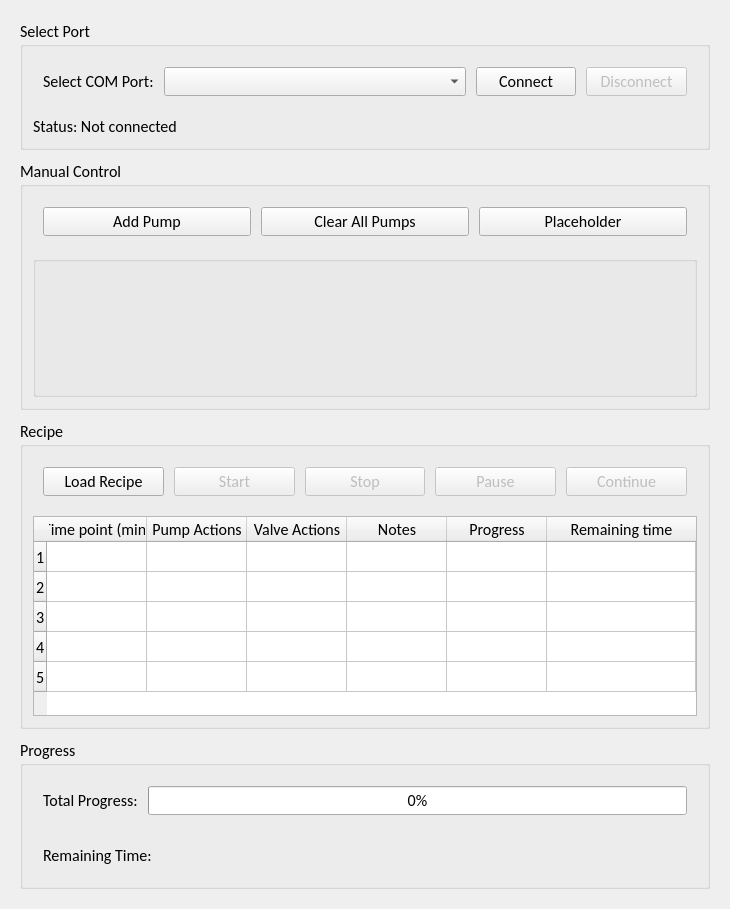
intel00000/EChem_Auto_Potential_Optimization, file pump_controller_gui/qt/ui_mainwindow.ui: the form before one commit.
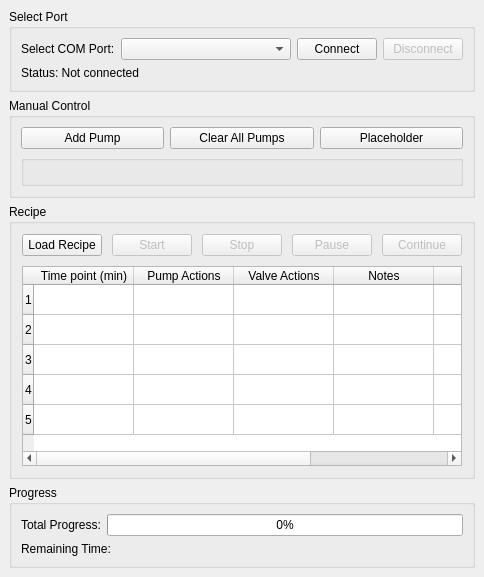
The form after the commit.

```diff
--- a/pump_controller_gui/qt/ui_mainwindow.ui
+++ b/pump_controller_gui/qt/ui_mainwindow.ui
@@ -6,123 +6,35 @@
    <rect>
     <x>0</x>
     <y>0</y>
-    <width>730</width>
-    <height>872</height>
+    <width>441</width>
+    <height>568</height>
    </rect>
   </property>
-  <property name="sizePolicy">
-   <sizepolicy hsizetype="MinimumExpanding" vsizetype="MinimumExpanding">
-    <horstretch>0</horstretch>
-    <verstretch>0</verstretch>
-   </sizepolicy>
-  </property>
-  <property name="minimumSize">
-   <size>
-    <width>0</width>
-    <height>0</height>
-   </size>
-  </property>
-  <property name="font">
-   <font>
-    <family>Calibri</family>
-    <pointsize>12</pointsize>
-   </font>
-  </property>
   <property name="windowTitle">
    <string>Pump Controller via Pi Pico</string>
   </property>
   <widget class="QWidget" name="centralwidget">
-   <property name="sizePolicy">
-    <sizepolicy hsizetype="Expanding" vsizetype="Expanding">
-     <horstretch>0</horstretch>
-     <verstretch>0</verstretch>
-    </sizepolicy>
-   </property>
-   <layout class="QVBoxLayout" name="verticalLayout" stretch="1,5,5,1">
-    <property name="spacing">
-     <number>10</number>
-    </property>
-    <property name="leftMargin">
-     <number>20</number>
-    </property>
-    <property name="topMargin">
-     <number>20</number>
-    </property>
-    <property name="rightMargin">
-     <number>20</number>
-    </property>
-    <property name="bottomMargin">
-     <number>20</number>
-    </property>
+   <layout class="QVBoxLayout" name="_2" stretch="1,3,3,1">
     <item>
      <widget class="QGroupBox" name="selectPortGroup">
       <property name="title">
        <string>Select Port</string>
       </property>
-      <layout class="QVBoxLayout" name="verticalLayout_4" stretch="2,1">
-       <property name="spacing">
-        <number>10</number>
-       </property>
-       <property name="leftMargin">
-        <number>10</number>
-       </property>
-       <property name="topMargin">
-        <number>10</number>
-       </property>
-       <property name="rightMargin">
-        <number>10</number>
-       </property>
-       <property name="bottomMargin">
-        <number>10</number>
-       </property>
+      <layout class="QVBoxLayout" name="_3">
        <item>
-        <layout class="QHBoxLayout" name="selectPortGroup_first" stretch="1,3,1,1">
-         <property name="spacing">
-          <number>10</number>
-         </property>
-         <property name="leftMargin">
-          <number>10</number>
-         </property>
-         <property name="topMargin">
-          <number>10</number>
-         </property>
-         <property name="rightMargin">
-          <number>10</number>
-         </property>
-         <property name="bottomMargin">
-          <number>10</number>
-         </property>
+        <layout class="QHBoxLayout" name="selectPortGroup_1" stretch="1,3,1,1">
          <item>
           <widget class="QLabel" name="portLabel">
-           <property name="sizePolicy">
-            <sizepolicy hsizetype="MinimumExpanding" vsizetype="MinimumExpanding">
-             <horstretch>1</horstretch>
-             <verstretch>1</verstretch>
-            </sizepolicy>
-           </property>
            <property name="text">
             <string>Select COM Port:</string>
            </property>
           </widget>
          </item>
          <item>
-          <widget class="QComboBox" name="portComboBox">
-           <property name="sizePolicy">
-            <sizepolicy hsizetype="MinimumExpanding" vsizetype="MinimumExpanding">
-             <horstretch>3</horstretch>
-             <verstretch>1</verstretch>
-            </sizepolicy>
-           </property>
-          </widget>
+          <widget class="QComboBox" name="portComboBox"/>
          </item>
          <item>
           <widget class="QPushButton" name="connectButton">
-           <property name="sizePolicy">
-            <sizepolicy hsizetype="MinimumExpanding" vsizetype="MinimumExpanding">
-             <horstretch>1</horstretch>
-             <verstretch>1</verstretch>
-            </sizepolicy>
-           </property>
            <property name="text">
             <string>Connect</string>
            </property>
@@ -133,12 +45,6 @@
            <property name="enabled">
             <bool>false</bool>
            </property>
-           <property name="sizePolicy">
-            <sizepolicy hsizetype="MinimumExpanding" vsizetype="MinimumExpanding">
-             <horstretch>1</horstretch>
-             <verstretch>1</verstretch>
-            </sizepolicy>
-           </property>
            <property name="text">
             <string>Disconnect</string>
            </property>
@@ -158,56 +64,14 @@
     </item>
     <item>
      <widget class="QGroupBox" name="manualControlGroup">
-      <property name="minimumSize">
-       <size>
-        <width>0</width>
-        <height>250</height>
-       </size>
-      </property>
       <property name="title">
        <string>Manual Control</string>
       </property>
-      <layout class="QVBoxLayout" name="verticalLayout_2" stretch="1,20">
-       <property name="spacing">
-        <number>10</number>
-       </property>
-       <property name="leftMargin">
-        <number>10</number>
-       </property>
-       <property name="topMargin">
-        <number>10</number>
-       </property>
-       <property name="rightMargin">
-        <number>10</number>
-       </property>
-       <property name="bottomMargin">
-        <number>10</number>
-       </property>
+      <layout class="QVBoxLayout" name="_4" stretch="1,10">
        <item>
-        <layout class="QHBoxLayout" name="manualControl_first" stretch="1,1,1">
-         <property name="spacing">
-          <number>10</number>
-         </property>
-         <property name="leftMargin">
-          <number>10</number>
-         </property>
-         <property name="topMargin">
-          <number>10</number>
-         </property>
-         <property name="rightMargin">
-          <number>10</number>
-         </property>
-         <property name="bottomMargin">
-          <number>10</number>
-         </property>
+        <layout class="QHBoxLayout" name="manualControl_1">
          <item>
           <widget class="QPushButton" name="addPumpButton">
-           <property name="sizePolicy">
-            <sizepolicy hsizetype="MinimumExpanding" vsizetype="MinimumExpanding">
-             <horstretch>1</horstretch>
-             <verstretch>1</verstretch>
-            </sizepolicy>
-           </property>
            <property name="text">
             <string>Add Pump</string>
            </property>
@@ -215,12 +79,6 @@
          </item>
          <item>
           <widget class="QPushButton" name="clearPumpsButton">
-           <property name="sizePolicy">
-            <sizepolicy hsizetype="MinimumExpanding" vsizetype="MinimumExpanding">
-             <horstretch>1</horstretch>
-             <verstretch>1</verstretch>
-            </sizepolicy>
-           </property>
            <property name="text">
             <string>Clear All Pumps</string>
            </property>
@@ -228,12 +86,6 @@
          </item>
          <item>
           <widget class="QPushButton" name="pushButton">
-           <property name="sizePolicy">
-            <sizepolicy hsizetype="MinimumExpanding" vsizetype="MinimumExpanding">
-             <horstretch>1</horstretch>
-             <verstretch>1</verstretch>
-            </sizepolicy>
-           </property>
            <property name="text">
             <string>Placeholder</string>
            </property>
@@ -242,24 +94,8 @@
         </layout>
        </item>
        <item>
-        <widget class="QGroupBox" name="manualControl_sec">
-         <layout class="QGridLayout" name="manualControl_second">
-          <property name="leftMargin">
-           <number>10</number>
-          </property>
-          <property name="topMargin">
-           <number>10</number>
-          </property>
-          <property name="rightMargin">
-           <number>10</number>
-          </property>
-          <property name="bottomMargin">
-           <number>10</number>
-          </property>
-          <property name="spacing">
-           <number>10</number>
-          </property>
-         </layout>
+        <widget class="QGroupBox" name="manualControl_2">
+         <layout class="QGridLayout" name="manualControl_second"/>
         </widget>
        </item>
       </layout>
@@ -287,30 +123,9 @@
         <number>10</number>
        </property>
        <item>
-        <layout class="QHBoxLayout" name="recipe_first" stretch="1,1,1,1,1">
-         <property name="spacing">
-          <number>10</number>
-         </property>
-         <property name="leftMargin">
-          <number>10</number>
-         </property>
-         <property name="topMargin">
-          <number>10</number>
-         </property>
-         <property name="rightMargin">
-          <number>10</number>
-         </property>
-         <property name="bottomMargin">
-          <number>10</number>
-         </property>
+        <layout class="QHBoxLayout" name="recipe_1">
          <item>
           <widget class="QPushButton" name="loadRecipeButton">
-           <property name="sizePolicy">
-            <sizepolicy hsizetype="MinimumExpanding" vsizetype="MinimumExpanding">
-             <horstretch>0</horstretch>
-             <verstretch>0</verstretch>
-            </sizepolicy>
-           </property>
            <property name="text">
             <string>Load Recipe</string>
            </property>
@@ -321,12 +136,6 @@
            <property name="enabled">
             <bool>false</bool>
            </property>
-           <property name="sizePolicy">
-            <sizepolicy hsizetype="MinimumExpanding" vsizetype="MinimumExpanding">
-             <horstretch>0</horstretch>
-             <verstretch>0</verstretch>
-            </sizepolicy>
-           </property>
            <property name="text">
             <string>Start</string>
            </property>
@@ -337,12 +146,6 @@
            <property name="enabled">
             <bool>false</bool>
            </property>
-           <property name="sizePolicy">
-            <sizepolicy hsizetype="MinimumExpanding" vsizetype="MinimumExpanding">
-             <horstretch>0</horstretch>
-             <verstretch>0</verstretch>
-            </sizepolicy>
-           </property>
            <property name="text">
             <string>Stop</string>
            </property>
@@ -353,12 +156,6 @@
            <property name="enabled">
             <bool>false</bool>
            </property>
-           <property name="sizePolicy">
-            <sizepolicy hsizetype="MinimumExpanding" vsizetype="MinimumExpanding">
-             <horstretch>0</horstretch>
-             <verstretch>0</verstretch>
-            </sizepolicy>
-           </property>
            <property name="text">
             <string>Pause</string>
            </property>
@@ -369,12 +166,6 @@
            <property name="enabled">
             <bool>false</bool>
            </property>
-           <property name="sizePolicy">
-            <sizepolicy hsizetype="MinimumExpanding" vsizetype="MinimumExpanding">
-             <horstretch>0</horstretch>
-             <verstretch>0</verstretch>
-            </sizepolicy>
-           </property>
            <property name="text">
             <string>Continue</string>
            </property>
@@ -486,39 +277,9 @@
       <property name="title">
        <string>Progress</string>
       </property>
-      <layout class="QVBoxLayout" name="verticalLayout_5" stretch="1,1">
-       <property name="spacing">
-        <number>10</number>
-       </property>
-       <property name="leftMargin">
-        <number>10</number>
-       </property>
-       <property name="topMargin">
-        <number>10</number>
-       </property>
-       <property name="rightMargin">
-        <number>10</number>
-       </property>
-       <property name="bottomMargin">
-        <number>10</number>
-       </property>
+      <layout class="QVBoxLayout" name="verticalLayout_5">
        <item>
-        <layout class="QHBoxLayout" name="progressGroup_first" stretch="1,10">
-         <property name="spacing">
-          <number>10</number>
-         </property>
-         <property name="leftMargin">
-          <number>10</number>
-         </property>
-         <property name="topMargin">
-          <number>10</number>
-         </property>
-         <property name="rightMargin">
-          <number>10</number>
-         </property>
-         <property name="bottomMargin">
-          <number>10</number>
-         </property>
+        <layout class="QHBoxLayout" name="progressGroup_1" stretch="1,10">
          <item>
           <widget class="QLabel" name="totalProgressLabel">
            <property name="sizePolicy">
@@ -540,39 +301,15 @@
              <verstretch>1</verstretch>
             </sizepolicy>
            </property>
-           <property name="minimum">
-            <number>0</number>
-           </property>
-           <property name="maximum">
-            <number>100</number>
-           </property>
            <property name="value">
             <number>0</number>
            </property>
-           <property name="textVisible">
-            <bool>true</bool>
-           </property>
           </widget>
          </item>
         </layout>
        </item>
        <item>
-        <layout class="QHBoxLayout" name="progressGroup_second" stretch="0">
-         <property name="spacing">
-          <number>10</number>
-         </property>
-         <property name="leftMargin">
-          <number>10</number>
-         </property>
-         <property name="topMargin">
-          <number>10</number>
-         </property>
-         <property name="rightMargin">
-          <number>10</number>
-         </property>
-         <property name="bottomMargin">
-          <number>10</number>
-         </property>
+        <layout class="QHBoxLayout" name="progressGroup_2">
          <item>
           <widget class="QLabel" name="remainingTimeLabel">
            <property name="text">
```
Left out of the diff: 2 changed lines with no effect on the pictures.
